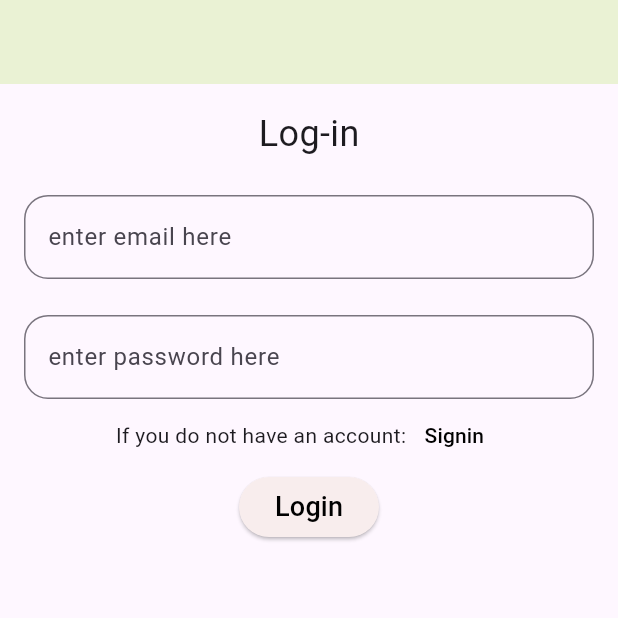
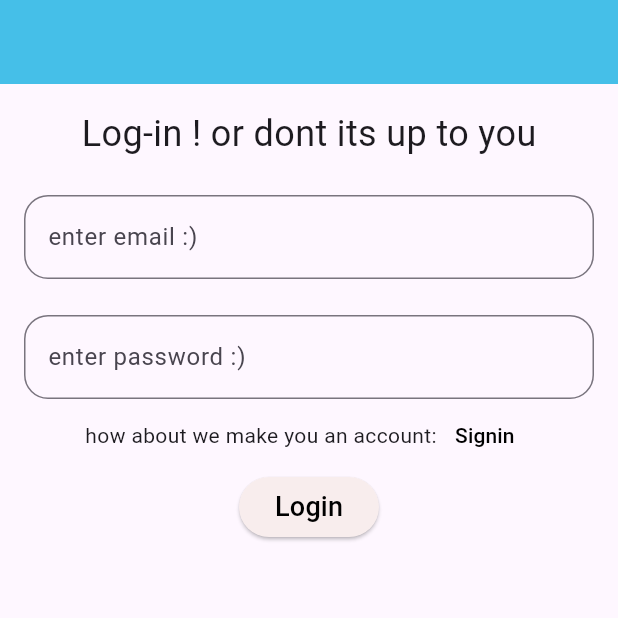
Before and after one commit to sadeemhhh/final-flutter-project-, a Flutter app: the SignIn screen opened directly, after a tap on "login", on a phone screen of 412 x 824 dp, the top half of it. Run offline on Flutter 3.47's test engine with Material 3 defaults, Android fonts, the phone set to English and light mode, and no system bars; our stand-ins replace flutter_dotenv, supabase_flutter; accounts and stored records are empty; network calls fail; key blocks and very long unbroken strings in the code were emptied for the run.

Commit message:
secomd save

```diff
--- a/lib/main.dart
+++ b/lib/main.dart
@@ -8,10 +8,6 @@ import 'package:supabase_flutter/supabase_flutter.dart';
 Future<void> main() async {
  WidgetsFlutterBinding.ensureInitialized();
 await dotenv.load(fileName: '.env');
-
-// Debug print
-print('Supabase URL: ${dotenv.env['supabaseURL']}');
-print('Supabase Key: ${dotenv.env['supabaseKey']}');
 
 await Supabase.initialize(
   url: dotenv.env['supabaseURL']!,
--- a/lib/pages/login_page.dart
+++ b/lib/pages/login_page.dart
@@ -15,13 +15,15 @@ class LoginPage extends StatefulWidget {
 }
 
 class _LoginPageState extends State<LoginPage> {
-  TextEditingController emailController = TextEditingController();
-  TextEditingController passwordController = TextEditingController();
+  TextEditingController emailCntrl = TextEditingController();
+  TextEditingController passwordCntrl = TextEditingController();
+
+
 
   @override
   void dispose() {
-    emailController.dispose();
-    passwordController.dispose();
+    emailCntrl.dispose();
+    passwordCntrl.dispose();
     super.dispose();
   }
 
@@ -30,34 +32,34 @@ class _LoginPageState extends State<LoginPage> {
     return Scaffold(
       resizeToAvoidBottomInset: false,
       appBar: AppBar(
-        backgroundColor: const Color.fromARGB(255, 234, 242, 212),
+        backgroundColor: const Color.fromARGB(255, 69, 191, 232),
       ),
       body: Padding(
         padding: const EdgeInsets.all(16.0),
         child: Column(
           children: [
             const Text(
-              "Log-in",
+              "Log-in ! or dont its up to you",
               style: TextStyle(
                 fontSize: 24,
               ),
             ),
             height24,
             TextFieldWidget(
-              controller: emailController,
-              text: "enter email here",
+              controller: emailCntrl,
+              text: "enter email :)",
             ),
             height24,
             TextFieldWidget(
-              controller: passwordController,
-              text: "enter password here",
+              controller: passwordCntrl,
+              text: "enter password :)",
 
 
             ),
             Row(
               mainAxisAlignment: MainAxisAlignment.center,
               children: [
-                const Text("If you do not have an account:"),
+                const Text("how about we make you an account:"),
                 TextButton(
                   onPressed: () {
                     context.pushAndRemove(
@@ -75,8 +77,8 @@ class _LoginPageState extends State<LoginPage> {
               onPressed: () async {
                 try {
                   await Database().login(
-                    email: emailController.text,
-                    password: passwordController.text,
+                    email: emailCntrl.text,
+                    password: passwordCntrl.text,
                   );
                   if (context.mounted) {
                     Navigator.push(
--- a/lib/pages/signin_page.dart
+++ b/lib/pages/signin_page.dart
@@ -14,14 +14,14 @@ class SignIn extends StatefulWidget {
 }
 
 class _SignInState extends State<SignIn> {
-   TextEditingController email = TextEditingController();
-    TextEditingController password = TextEditingController();
+   TextEditingController emailaddress = TextEditingController();
+    TextEditingController passwordaddress = TextEditingController();
 
 @override
 @override
   void dispose() {
-    email.dispose();
-    password.dispose();
+    emailaddress.dispose();
+    passwordaddress.dispose();
     super.dispose();
   }
   @override
@@ -35,12 +35,12 @@ class _SignInState extends State<SignIn> {
         child: Column(
           children: [
             Text(
-              "sing up",
+              "sign up or dont it up to you ! jk",
               style: TextStyle(fontSize: 24),
             ),
             height24,
             TextField(
-              controller: email,
+              controller: emailaddress,
               decoration: const InputDecoration(
                 labelText: "enter email :)",
                 border: OutlineInputBorder(
@@ -48,7 +48,7 @@ class _SignInState extends State<SignIn> {
               ),
             ),
             height24,
-            TextField(controller: password,
+            TextField(controller: passwordaddress,
             decoration: const InputDecoration(
                 labelText: "enter password :)",
                 border: OutlineInputBorder(
@@ -57,7 +57,7 @@ class _SignInState extends State<SignIn> {
             ),
             Row(
               mainAxisAlignment:MainAxisAlignment.center, children:[
-              Text("if you have an account"),
+              Text("you have an account way to go !"),
              TextButton(onPressed: (){
               context.pushAndRemove(const LoginPage());
              }, child: Text("login",style: TextStyle(color: Colors.black),),),
@@ -66,7 +66,7 @@ class _SignInState extends State<SignIn> {
             height24,
             ElevatedButton(onPressed: () async {
               try{
-              await Database().singup(email: email.text, password: password.text);
+              await Database().singup(email: emailaddress.text, password: passwordaddress.text);
               if(context.mounted){
                 Navigator.push(context,
                  MaterialPageRoute(builder: (context)=> const LoginPage()));
@@ -75,7 +75,7 @@ class _SignInState extends State<SignIn> {
             }}, style: ElevatedButton.styleFrom(
               backgroundColor: const Color.fromARGB(255, 117, 106, 223)
             ),
-             child: const Text("sing up",style: TextStyle(fontSize: 18,color: Colors.black),))
+             child: const Text("sign up why dont you !",style: TextStyle(fontSize: 18,color: Colors.black),))
           ],
         ),
       ),
--- a/lib/pages/welcome_page.dart
+++ b/lib/pages/welcome_page.dart
@@ -35,7 +35,7 @@ class Welcomepage extends StatelessWidget {
                     );
                   },
                   child: const Text(
-                    "get started",
+                    "get started why dont you !",
                     style: TextStyle(
                       fontSize: 16,
                       color: Color.fromARGB(255, 250, 194, 250),
--- a/lib/widgets/TextFieldWidget .dart
+++ b/lib/widgets/TextFieldWidget .dart
@@ -12,8 +12,7 @@ class TextFieldWidget extends StatefulWidget {
     required this.text,
     required this.controller,
   });
-
-  @override
+@override
   State<TextFieldWidget> createState() => _TextFieldWidgetState();
 }
 
```
